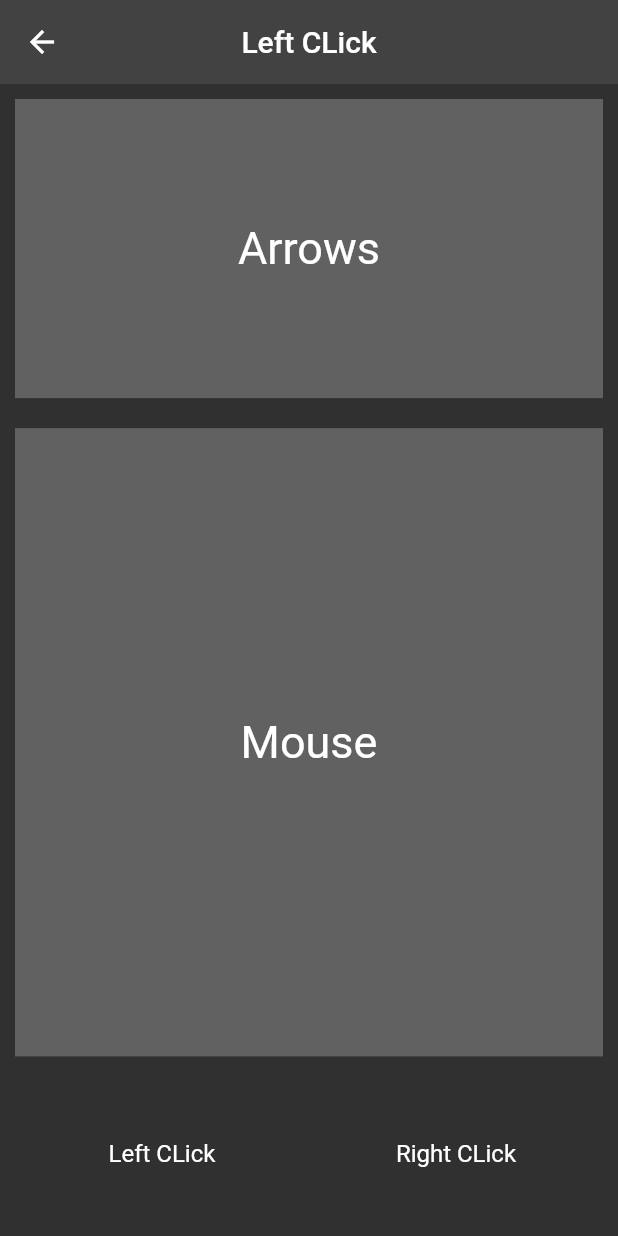
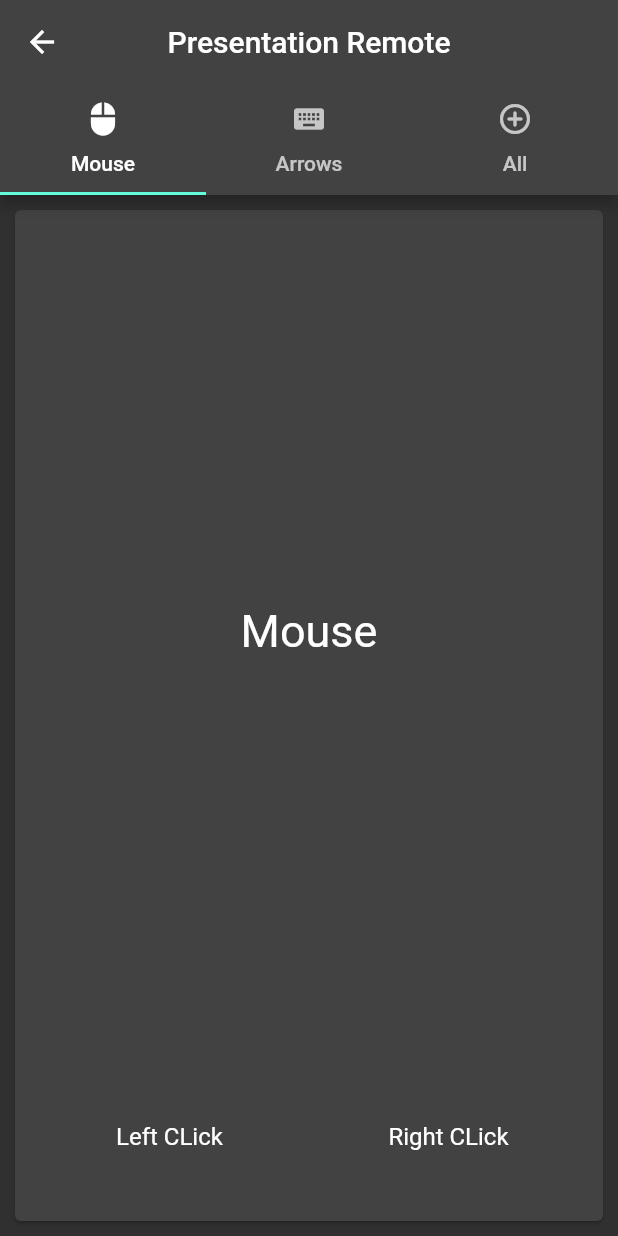
Before and after one commit to 7Eltantawy/Presentation-Remote-PC, a Flutter app: the Screen screen opened directly, after a tap on "Left CLick", on a phone screen of 412 x 824 dp. Run offline on Flutter 3.47's test engine with Material 2 defaults, Android fonts, the phone set to English and light mode, and no system bars; missing offline and left inert: qr_code_scanner.

Commit message:
UI Improvement

```diff
--- a/presentation_remote/lib/main.dart
+++ b/presentation_remote/lib/main.dart
@@ -1,5 +1,4 @@
 import 'package:flutter/material.dart';
-import 'package:presentation_remote/screens/screen.dart';
 
 import 'screens/qr_code_reader.dart';
 
@@ -17,8 +16,7 @@ class MyApp extends StatelessWidget {
       debugShowCheckedModeBanner: false,
       title: 'Presentation Remote',
       theme: ThemeData.dark(),
-      home: const Screen(),
-      // home: const QRCodeReader(),
+      home: const QRCodeReader(),
     );
   }
 }
--- a/presentation_remote/lib/screens/screen.dart
+++ b/presentation_remote/lib/screens/screen.dart
@@ -1,5 +1,7 @@
 import 'package:flutter/material.dart';
 import 'package:presentation_remote/logic/transimitter_manager.dart';
+import 'package:presentation_remote/widget/direction_pad.dart';
+import 'package:presentation_remote/widget/mouse_controller.dart';
 import 'package:presentation_remote/widget/swipe_gesture_recognizer.dart';
 
 class Screen extends StatefulWidget {
@@ -8,176 +10,87 @@ class Screen extends StatefulWidget {
   State<Screen> createState() => _ScreenState();
 }
 
-class _ScreenState extends State<Screen> {
+class _ScreenState extends State<Screen> with SingleTickerProviderStateMixin {
   String dir = "Direction appear here";
+  late TabController tabController;
   @override
   void initState() {
     TransimitterManager.send(key: "Connected");
+    tabController = TabController(length: 3, vsync: this);
     dir = "Direction appear here";
     super.initState();
   }
 
   @override
   Widget build(BuildContext context) {
-    return Scaffold(
+    return DefaultTabController(
+        length: 3,
+        child: Scaffold(
             appBar: AppBar(
-          elevation: 0,
-          title: Text(dir),
+              bottom: const TabBar(
+                tabs: [
+                  Tab(
+                    icon: Icon(Icons.mouse),
+                    text: "Mouse",
+                  ),
+                  Tab(
+                    icon: Icon(Icons.keyboard),
+                    text: "Arrows",
+                  ),
+                  Tab(
+                    icon: Icon(Icons.control_point_rounded),
+                    text: "All",
+                  ),
+                ],
+              ),
+              title: const Text("Presentation Remote"),
               centerTitle: true,
             ),
+            body: TabBarView(
+              physics: const NeverScrollableScrollPhysics(),
+              children: [
+                ////////////////////////
+                Scaffold(
                   body: Column(
-          children: [
+                    children: const [
                       Expanded(
-              flex: 2,
-              child: Container(
-                color: Theme.of(context).backgroundColor,
-                margin: const EdgeInsets.all(10),
-                child: Stack(
-                  children: [
-                    const Center(
-                        child: Text(
-                      "Arrows",
-                      style: TextStyle(fontSize: 30),
-                    )),
-                    SwipeGestureRecognizer(
-                      onSwipeDown: () async {
-                        setState(() {
-                          // dir = "onSwipeDown";
-                          dir = "PREVIOUS";
-                        });
-                        await TransimitterManager.send(key: "Previous");
-                      },
-                      onSwipeUp: () async {
-                        setState(() {
-                          // dir = "onSwipeUp";
-                          dir = "NEXT";
-                        });
-                        await TransimitterManager.send(key: "Next");
-                      },
-                      onSwipeLeft: () async {
-                        setState(() {
-                          // dir = "onSwipeLeft";
-                          dir = "PREVIOUS";
-                        });
-                        await TransimitterManager.send(key: "Previous");
-                      },
-                      onSwipeRight: () async {
-                        setState(() {
-                          // dir = "onSwipeRight";
-                          dir = "NEXT";
-                        });
-                        await TransimitterManager.send(key: "Next");
-                      },
+                        child: Card(
+                            margin: EdgeInsets.all(10),
+                            child: MouseController()),
                       ),
                     ],
                   ),
                 ),
-            ),
+                ///////////////////////////
+                Scaffold(
+                  body: Column(
+                    children: const [
                       Expanded(
-              flex: 4,
-              child: Container(
-                margin: const EdgeInsets.all(10),
-                color: Theme.of(context).backgroundColor,
-                child: Stack(
-                  children: [
-                    const Center(
-                        child: Text(
-                      "Mouse",
-                      style: TextStyle(fontSize: 30),
-                    )),
-                    GestureDetector(
-                      onPanUpdate: (details) async {
-                        // Swiping in Hor direction.
-                        int? x = 0, y = 0;
-                        if (details.delta.dx > 0) {
-                          setState(() {
-                            dir = "Hor: +1";
-                          });
-                          x = 1;
-                        } else if (details.delta.dx < 0) {
-                          setState(() {
-                            dir = "Hor: -1";
-                          });
-                          x = -1;
-                        }
-                        // Swiping in Ver direction.
-                        if (details.delta.dy > 0) {
-                          setState(() {
-                            dir = "Ver: +1";
-                          });
-                          y = 1;
-                        } else if (details.delta.dy < 0) {
-                          setState(() {
-                            dir = "Ver: -1";
-                          });
-                          y = -1;
-                        }
-                        await TransimitterManager.send(mouseX: x, mouseY: y);
-                      },
+                        child: Card(
+                            margin: EdgeInsets.all(10), child: DirectionPad()),
                       ),
                     ],
                   ),
                 ),
+                /////////////////////////////////
+                Scaffold(
+                  body: Column(
+                    children: const [
+                      Expanded(
+                        flex: 2,
+                        child: Card(
+                            margin: EdgeInsets.all(10), child: DirectionPad()),
                       ),
                       Expanded(
-              flex: 1,
-              child: Container(
-                  margin: const EdgeInsets.all(10),
-                  child: Row(
-                    children: [
-                      Expanded(
-                          child: ListTile(
-                              onTap: () async {
-                                setState(() {
-                                  // dir = "onSwipeRight";
-                                  dir = "Left CLick";
-                                });
-                                await TransimitterManager.send(click: "L");
-                              },
-                              title: const Text(
-                                "Left CLick",
-                                textAlign: TextAlign.center,
-                              ))),
-                      Expanded(
-                          child: ListTile(
-                              onTap: () async {
-                                setState(() {
-                                  // dir = "onSwipeRight";
-                                  dir = "Right CLick";
-                                });
-                                await TransimitterManager.send(click: "R");
-                              },
-                              title: const Text(
-                                "Right CLick",
-                                textAlign: TextAlign.center,
-                              ))),
+                        flex: 4,
+                        child: Card(
+                            margin: EdgeInsets.all(10),
+                            child: MouseController()),
+                      ),
                     ],
-                  )),
-            )
+                  ),
+                ),
               ],
-        )
-        // GestureDetector(
-        // onPanEnd: (details) {
-        //   details.
-        //   },
-        // onPanUpdate: (details) {
-        //   // Swiping in right direction.
-        //   if (details.delta.dx > 0) {
-        //     setState(() {
-        //       dir = "Right";
-        //       TransimitterManager.send("Next");
-        //     });
-        //   }
-
-        // Swiping in left direction.
-        //   if (details.delta.dx < 0) {
-        //     setState(() {
-        //       dir = "Left";
-        //       TransimitterManager.send("Previous");
-        //     });
-        //   }
-        // },
-        // ),
-        );
+            )));
   }
 }
--- /dev/null
+++ b/presentation_remote/lib/widget/mouse_controller.dart
@@ -0,0 +1,76 @@
+import 'package:flutter/material.dart';
+import 'package:presentation_remote/logic/transimitter_manager.dart';
+
+class MouseController extends StatefulWidget {
+  const MouseController({Key? key}) : super(key: key);
+
+  @override
+  _MouseControllerState createState() => _MouseControllerState();
+}
+
+class _MouseControllerState extends State<MouseController> {
+  @override
+  Widget build(BuildContext context) {
+    return Column(
+      children: [
+        Expanded(
+          flex: 5,
+          child: Stack(
+            children: [
+              const Center(
+                  child: Text(
+                "Mouse",
+                style: TextStyle(fontSize: 30),
+              )),
+              GestureDetector(
+                onPanUpdate: (details) async {
+                  // Swiping in Hor direction.
+                  int? x = 0, y = 0;
+                  if (details.delta.dx > 0) {
+                    x = 1;
+                  } else if (details.delta.dx < 0) {
+                    x = -1;
+                  }
+                  // Swiping in Ver direction.
+                  if (details.delta.dy > 0) {
+                    y = 1;
+                  } else if (details.delta.dy < 0) {
+                    y = -1;
+                  }
+                  await TransimitterManager.send(mouseX: x, mouseY: y);
+                },
+              ),
+            ],
+          ),
+        ),
+        Expanded(
+          flex: 1,
+          child: Container(
+              margin: const EdgeInsets.all(10),
+              child: Row(
+                children: [
+                  Expanded(
+                      child: ListTile(
+                          onTap: () async {
+                            await TransimitterManager.send(click: "L");
+                          },
+                          title: const Text(
+                            "Left CLick",
+                            textAlign: TextAlign.center,
+                          ))),
+                  Expanded(
+                      child: ListTile(
+                          onTap: () async {
+                            await TransimitterManager.send(click: "R");
+                          },
+                          title: const Text(
+                            "Right CLick",
+                            textAlign: TextAlign.center,
+                          ))),
+                ],
+              )),
+        )
+      ],
+    );
+  }
+}
```
Also changed, not shown: presentation_remote/lib/widget/direction_pad.dart (added, +40 -0 lines). Lines whose indentation alone changed are shown as unchanged.
